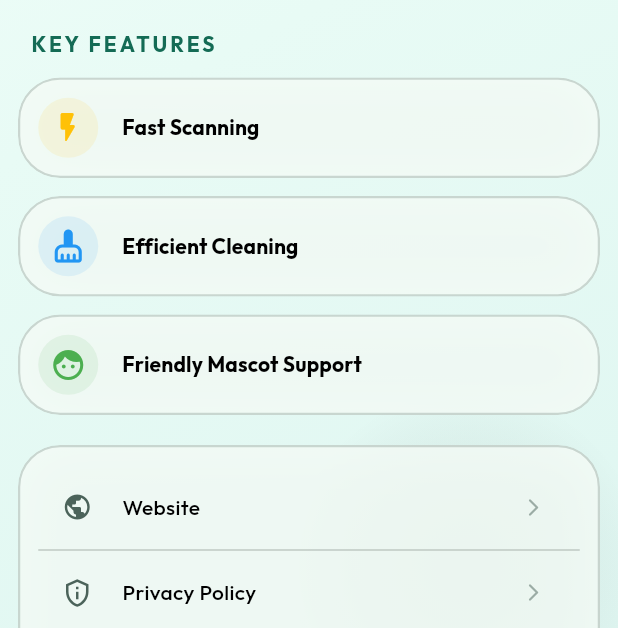
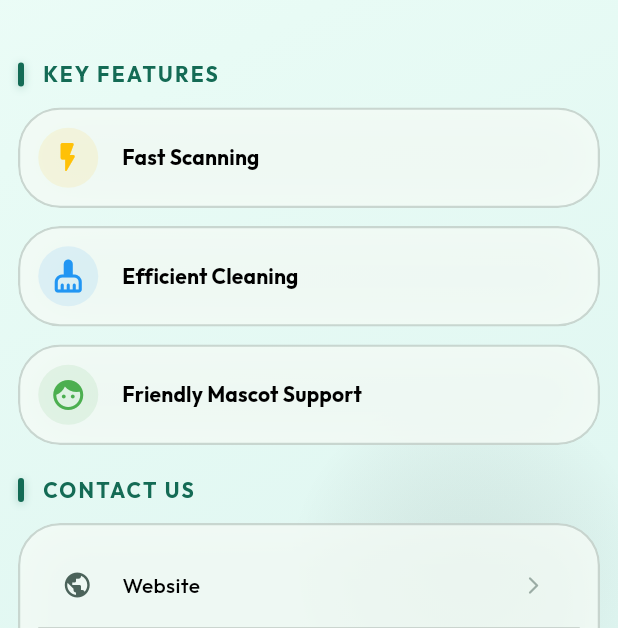
Before and after one commit to CodeAndThink/twinfix, a Flutter app: the AboutPage screen opened by its route, on a phone screen of 412 x 824 dp, the part 608-1236 px from its top. Run offline on Flutter 3.47's test engine with Material 3 defaults, Android fonts, the phone set to English and light mode, and no system bars; our stand-ins replace another_flushbar, equatable, flutter_bloc, flutter_card_swiper, flutter_dotenv, get_it and 14 more; missing offline and left inert: exif, google_mlkit_face_detection, google_mlkit_text_recognition, haptic_feedback, image_pixels and 6 more; accounts and stored records are empty; generated files the repository leaves out were written again.

Commit message:
refactor: unify UI components and add localization keys for About and Settings pages

```diff
--- a/lib/l10n/intl_en.arb
+++ b/lib/l10n/intl_en.arb
@@ -317,5 +317,6 @@
   "googleLoginSuccessfully": "Google sign in successfully!",
   "loginSuccessfully": "Login successfully!",
   "googleLoginFailed": "Google sign in failed. Please try again.",
-  "dataSynchronizedSuccessfully": "Data synchronized successfully"
+  "dataSynchronizedSuccessfully": "Data synchronized successfully",
+  "footerTitle": "Contact Us"
 }
--- a/lib/l10n/intl_vi.arb
+++ b/lib/l10n/intl_vi.arb
@@ -317,5 +317,6 @@
   "googleLoginSuccessfully": "Đăng nhập bằng Google thành công!",
   "loginSuccessfully": "Đăng nhập thành công!",
   "googleLoginFailed": "Đăng nhập bằng Google thất bại. Vui lòng thử lại.",
-  "dataSynchronizedSuccessfully": "Đã đồng bộ dữ liệu thành công"
+  "dataSynchronizedSuccessfully": "Đã đồng bộ dữ liệu thành công",
+  "footerTitle": "Liên hệ với chúng tôi"
 }
--- a/lib/presentation/features/about/pages/about_page.dart
+++ b/lib/presentation/features/about/pages/about_page.dart
@@ -6,6 +6,7 @@ import 'package:twinfix/generated/l10n.dart';
 import 'package:twinfix/presentation/widgets/containers/app_transparent_container.dart';
 import 'package:twinfix/presentation/widgets/images/app_asset_image.dart';
 import 'package:twinfix/presentation/widgets/scaffold/app_scaffold.dart';
+import 'package:twinfix/presentation/widgets/titles/app_title_header.dart';
 
 class AboutPage extends StatefulWidget {
   const AboutPage({super.key});
@@ -59,7 +60,7 @@ class _AboutPageState extends State<AboutPage> {
                       ),
                       child: ClipRRect(
                         borderRadius: 24.borderRadius,
-                        child: Image.asset(AppAssets.icon),
+                        child: AppAssetImage(path: AppAssets.icon),
                       ),
                     ),
                   ),
@@ -95,21 +96,7 @@ class _AboutPageState extends State<AboutPage> {
             20.height,
 
             // Features Title
-            Align(
-              alignment: Alignment.centerLeft,
-              child: Padding(
-                padding: 8.paddingHorizontal,
-                child: Text(
-                  l10n.featuresTitle.toUpperCase(),
-                  style: theme.textTheme.titleSmall?.copyWith(
-                    color: theme.colorScheme.primary,
-                    letterSpacing: 2.0,
-                    fontWeight: FontWeight.bold,
-                  ),
-                ),
-              ),
-            ),
-            12.height,
+            AppTitleHeader(title: l10n.featuresTitle),
 
             // Features List
             _buildFeatureTile(
@@ -132,9 +119,9 @@ class _AboutPageState extends State<AboutPage> {
               title: l10n.featureMascot,
               color: Colors.green,
             ),
-            20.height,
 
             // Footer Links
+            AppTitleHeader(title: l10n.footerTitle),
             AppTransparentContainer(
               padding: 12.paddingAll,
               child: Column(
```
Also changed, not shown: lib/presentation/features/settings/pages/settings_page.dart (+4 -7 lines), lib/generated/intl/messages_en.dart, lib/generated/intl/messages_vi.dart, lib/generated/l10n.dart.
